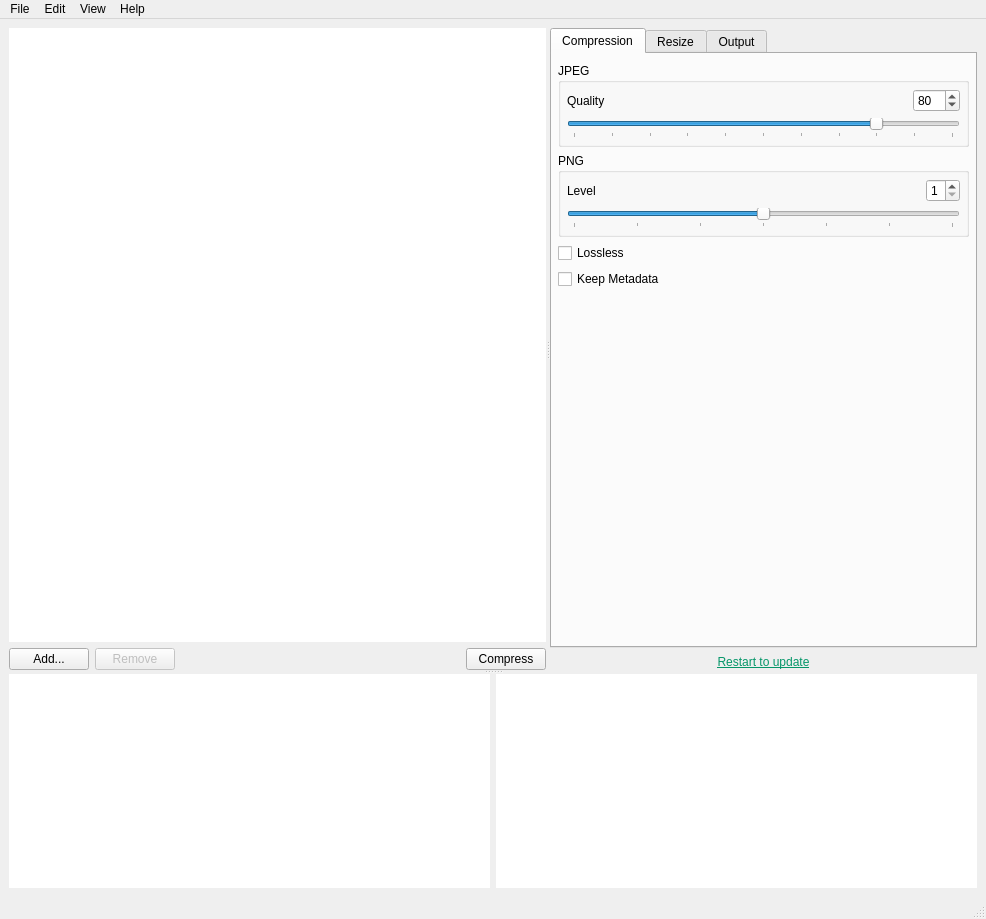
First picture: the form in views/MainWindow.ui, repository Lymphatus/caesium-image-compressor, before the edit.
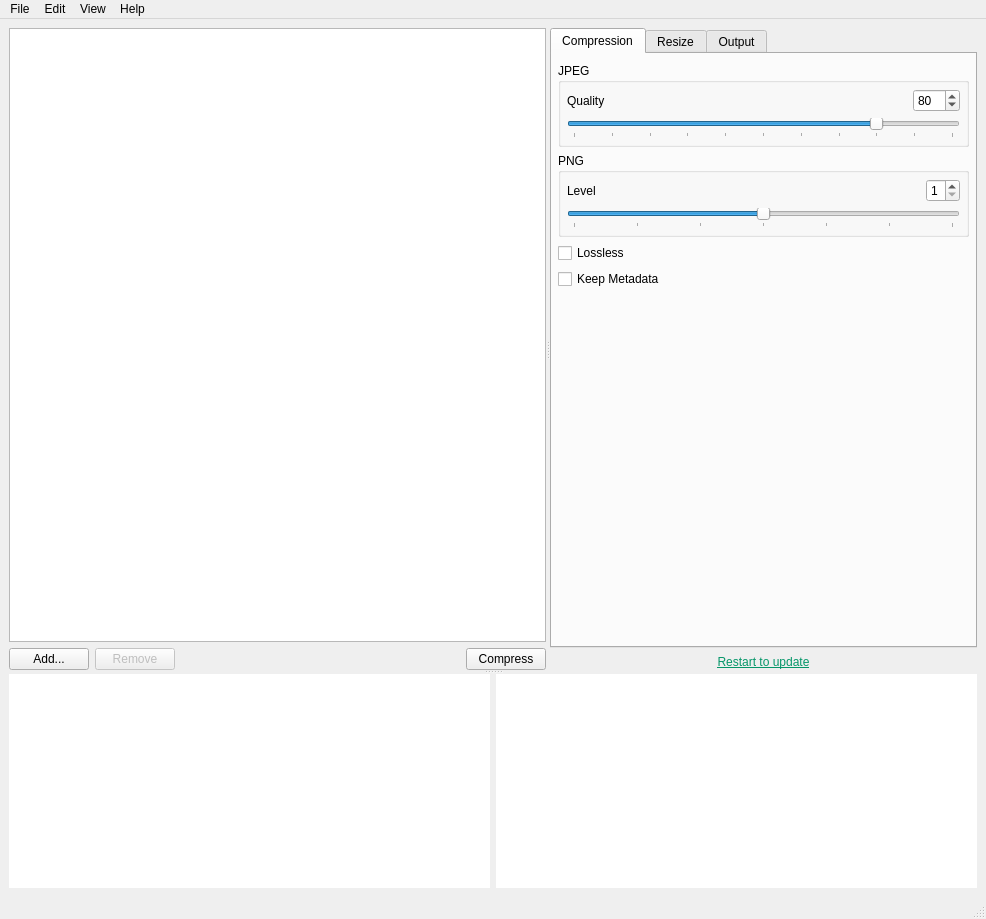
Second picture: the form after the edit. Custom widgets are drawn as their Qt base class.

The edit to the form file:
```diff
--- a/views/MainWindow.ui
+++ b/views/MainWindow.ui
@@ -34,11 +34,11 @@
            <property name="contextMenuPolicy">
             <enum>Qt::CustomContextMenu</enum>
            </property>
-           <property name="frameShape">
-            <enum>QFrame::NoFrame</enum>
+           <property name="lineWidth">
+            <number>0</number>
            </property>
-           <property name="frameShadow">
-            <enum>QFrame::Plain</enum>
+           <property name="midLineWidth">
+            <number>1</number>
            </property>
            <property name="dragDropMode">
             <enum>QAbstractItemView::DropOnly</enum>
```
